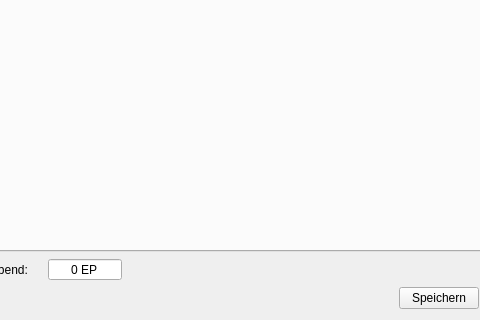
Before: the Qt Designer form UI/CharakterMain.ui in Aeolitus/Sephrasto, drawn with Qt 5; both pictures show x 400 to 880 and y 221 to 541 of the 1093 by 541 pixel window.
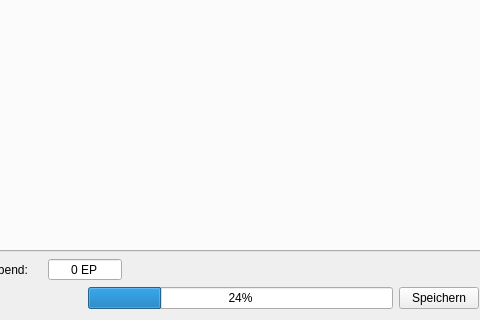
After: the same form once the commit is applied.

Commit message: CharakterEditor: Add progressbar to pdf export.

The edit to the form file:
```diff
--- a/UI/CharakterMain.ui
+++ b/UI/CharakterMain.ui
@@ -41,6 +41,22 @@
        </property>
       </widget>
      </item>
+     <item>
+      <widget class="QProgressBar" name="progressBar">
+       <property name="enabled">
+        <bool>true</bool>
+       </property>
+       <property name="maximumSize">
+        <size>
+         <width>305</width>
+         <height>16777215</height>
+        </size>
+       </property>
+       <property name="value">
+        <number>24</number>
+       </property>
+      </widget>
+     </item>
      <item>
       <widget class="QPushButton" name="buttonQuicksave">
        <property name="minimumSize">
```
The commit also changes 3 other files.
